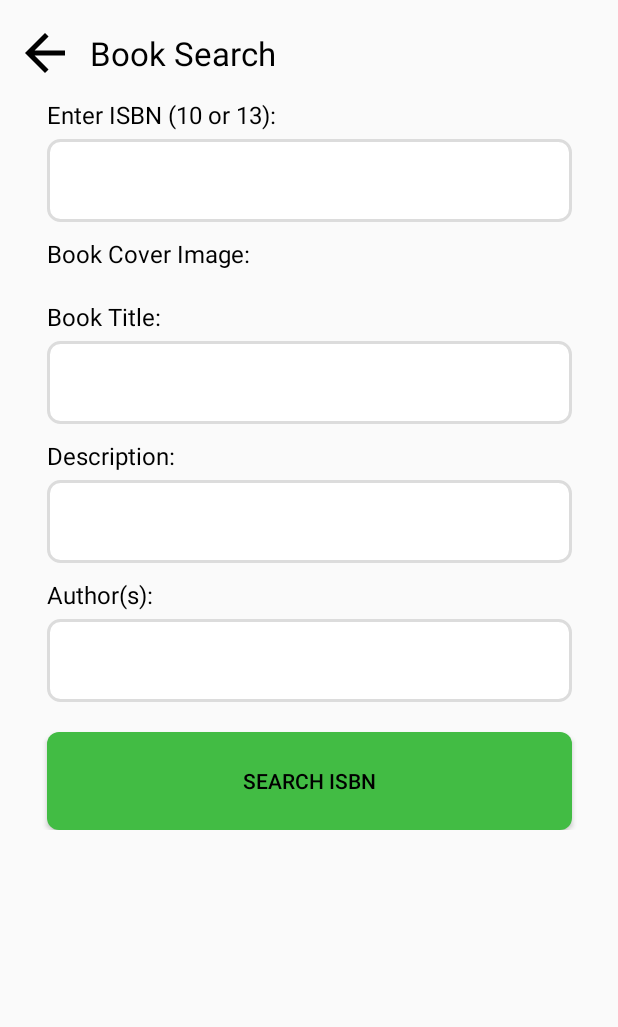
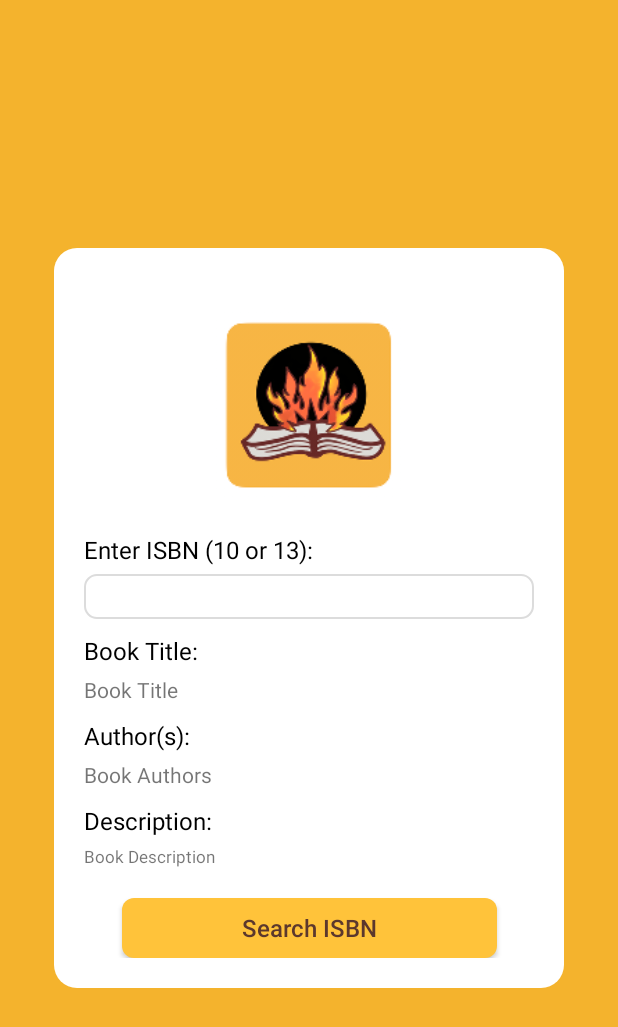
Before and after one commit to BonfireBooks/BonfireBooks, an Android app: the layout fragment_upload_book_search.xml on its own in the app's theme, with its tools: preview values and no code run, on a phone screen of 412 x 824 dp. Shown: the top 1027 px of the screen. Run offline under Robolectric (Android 15) with nearby library versions, the phone set to English and light mode, and no system bars.

Commit message:
UploadBookSearch Layout updated

```diff
--- a/app/src/main/java/com/example/bonfirebooks/UploadBookSearchFragment.java
+++ b/app/src/main/java/com/example/bonfirebooks/UploadBookSearchFragment.java
@@ -151,6 +151,18 @@ public class UploadBookSearchFragment extends Fragment {
                 }
             }
         });
+
+
+        txtV_book_description.setOnClickListener(new View.OnClickListener() {
+            @Override
+            public void onClick(View view) {
+                if (txtV_book_description.getMaxLines() == 5) {
+                    txtV_book_description.setMaxLines(15);
+                } else {
+                    txtV_book_description.setMaxLines(5);
+                }
+            }
+        });
     }
 
     private void handleSearch() {
--- /dev/null
+++ b/app/src/main/res/drawable/card_rounded.xml
@@ -0,0 +1,7 @@
+<?xml version="1.0" encoding="utf-8"?>
+<shape xmlns:android="http://schemas.android.com/apk/res/android"
+    android:shape="rectangle">
+    <corners android:radius="15dp" />
+    <solid android:color="@color/white"/>
+
+</shape>
--- a/app/src/main/res/drawable/edit_text_inputs_starting_screens.xml
+++ b/app/src/main/res/drawable/edit_text_inputs_starting_screens.xml
@@ -7,6 +7,6 @@
         android:bottomRightRadius="8dp"
         android:topLeftRadius="8dp"
         android:topRightRadius="8dp" />
-    <stroke android:width="2dp" android:color="@color/btn_outline_gray" />
+    <stroke android:width="1dp" android:color="@color/btn_outline_gray" />
     <padding android:left="10dp" android:top="4dp" android:right="4dp" android:bottom="4dp" />
 </shape>
--- a/app/src/main/res/layout/fragment_upload_book_search.xml
+++ b/app/src/main/res/layout/fragment_upload_book_search.xml
@@ -4,6 +4,7 @@
     xmlns:tools="http://schemas.android.com/tools"
     android:layout_width="match_parent"
     android:layout_height="match_parent"
+    android:background="@color/logo_orange"
     tools:context=".UploadBookSearchFragment">
 
     <ScrollView
@@ -12,77 +13,58 @@
 
         <androidx.constraintlayout.widget.ConstraintLayout
             android:layout_width="match_parent"
-        android:layout_height="match_parent">
+            android:layout_height="match_parent"
+            android:layout_gravity="center"
+            android:padding="20dp">
 
-        <Button
-            android:id="@+id/btn_back"
-            android:layout_width="40dp"
-            android:layout_height="40dp"
-            android:layout_marginStart="10dp"
-            android:layout_marginTop="15dp"
-            android:background="@drawable/ic_arrow_back"
-            android:backgroundTint="@color/black"
-            app:layout_constraintLeft_toLeftOf="parent"
-            app:layout_constraintTop_toTopOf="parent" />
-
-        <TextView
-            android:id="@+id/txtV_upload_search_book"
+            <androidx.constraintlayout.widget.ConstraintLayout
                 android:layout_width="wrap_content"
                 android:layout_height="wrap_content"
-            android:layout_marginStart="10dp"
-            android:text="@string/book_search"
-            android:textColor="@color/black"
-            android:textSize="22sp"
-            app:layout_constraintBottom_toBottomOf="@id/btn_back"
-            app:layout_constraintLeft_toRightOf="@id/btn_back"
-            app:layout_constraintTop_toTopOf="@id/btn_back" />
+                android:background="@drawable/card_rounded"
+                android:padding="20dp"
+                app:layout_constraintBottom_toBottomOf="parent"
+                app:layout_constraintLeft_toLeftOf="parent"
+                app:layout_constraintRight_toRightOf="parent"
+                app:layout_constraintTop_toTopOf="parent">
 
+                <ImageView
+                    android:id="@+id/imgV_coverImage"
+                    android:layout_width="200dp"
+                    android:layout_height="wrap_content"
+                    android:layout_marginTop="10dp"
+                    android:src="@mipmap/ic_launcher_foreground"
+                    android:contentDescription="@string/book_cover_image"
+                    android:minHeight="150dp"
+                    app:layout_constraintLeft_toLeftOf="parent"
+                    app:layout_constraintRight_toRightOf="parent"
+                    app:layout_constraintTop_toTopOf="parent" />
 
                 <TextView
                     android:id="@+id/txtV_isbn"
                     android:layout_width="wrap_content"
                     android:layout_height="wrap_content"
-            android:layout_marginTop="15dp"
+                    android:layout_marginTop="10dp"
                     android:text="@string/enter_isbn"
                     android:textColor="@color/black"
                     android:textSize="16sp"
                     app:layout_constraintLeft_toLeftOf="@id/txtE_isbn"
-            app:layout_constraintTop_toBottomOf="@id/txtV_upload_search_book" />
+                    app:layout_constraintTop_toBottomOf="@id/imgV_coverImage" />
 
                 <EditText
                     android:id="@+id/txtE_isbn"
-            android:layout_width="350dp"
-            android:layout_height="55dp"
+                    android:layout_width="300dp"
+                    android:layout_height="30dp"
                     android:layout_marginTop="5dp"
                     android:background="@drawable/edit_text_inputs_starting_screens"
                     android:hint="@string/empty"
                     android:importantForAutofill="no"
-            android:inputType="number"
+                    android:maxLength="13"
+                    android:textColor="@color/logo_brown"
                     app:layout_constraintLeft_toLeftOf="parent"
                     app:layout_constraintRight_toRightOf="parent"
                     app:layout_constraintTop_toBottomOf="@id/txtV_isbn" />
 
                 <!--    Book Details    -->
-        <TextView
-            android:id="@+id/txtV_book_img_header"
-            android:layout_width="wrap_content"
-            android:layout_height="wrap_content"
-            android:layout_marginTop="10dp"
-            android:text="Book Cover Image:"
-            android:textColor="@color/black"
-            android:textSize="16sp"
-            app:layout_constraintLeft_toLeftOf="@id/txtE_isbn"
-            app:layout_constraintTop_toBottomOf="@id/txtE_isbn" />
-
-        <ImageView
-            android:id="@+id/imgV_coverImage"
-            android:layout_width="250dp"
-            android:layout_height="wrap_content"
-            android:layout_marginTop="10dp"
-            app:layout_constraintLeft_toLeftOf="parent"
-            app:layout_constraintRight_toRightOf="parent"
-            app:layout_constraintTop_toBottomOf="@id/txtV_book_img_header"
-            />
 
                 <TextView
                     android:id="@+id/txtV_book_title_header"
@@ -92,20 +74,45 @@
                     android:text="@string/book_title"
                     android:textColor="@color/black"
                     android:textSize="16sp"
-            app:layout_constraintLeft_toLeftOf="@id/txtV_book_img_header"
-            app:layout_constraintTop_toBottomOf="@id/imgV_coverImage" />
+                    app:layout_constraintLeft_toLeftOf="@id/txtE_isbn"
+                    app:layout_constraintTop_toBottomOf="@id/txtE_isbn" />
 
                 <TextView
                     android:id="@+id/txtV_book_title"
-            android:layout_width="350dp"
+                    android:layout_width="wrap_content"
                     android:layout_height="wrap_content"
-            android:minHeight="55dp"
                     android:layout_marginTop="5dp"
-            android:background="@drawable/edit_text_inputs_starting_screens"
-            android:textColor="@color/black"
-            android:textSize="15sp"
+                    android:text="@string/book_title_plain"
+                    android:ellipsize="end"
+                    android:maxWidth="300dp"
+                    android:maxLines="2"
+                    android:textSize="14sp"
                     app:layout_constraintLeft_toLeftOf="@id/txtV_book_title_header"
                     app:layout_constraintTop_toBottomOf="@id/txtV_book_title_header" />
+
+                <TextView
+                    android:id="@+id/txtV_book_authors_header"
+                    android:layout_width="wrap_content"
+                    android:layout_height="wrap_content"
+                    android:layout_marginTop="10dp"
+                    android:text="@string/author_s"
+                    android:textColor="@color/black"
+                    android:textSize="16sp"
+                    app:layout_constraintLeft_toLeftOf="@id/txtV_book_title"
+                    app:layout_constraintTop_toBottomOf="@id/txtV_book_title" />
+
+                <TextView
+                    android:id="@+id/txtV_book_authors"
+                    android:layout_width="wrap_content"
+                    android:layout_height="wrap_content"
+                    android:layout_marginTop="5dp"
+                    android:ellipsize="end"
+                    android:text="@string/book_authors"
+                    android:maxWidth="300dp"
+                    android:maxLines="5"
+                    android:textSize="14sp"
+                    app:layout_constraintLeft_toLeftOf="@id/txtV_book_authors_header"
+                    app:layout_constraintTop_toBottomOf="@id/txtV_book_authors_header" />
 
                 <TextView
                     android:id="@+id/txtV_book_description_header"
@@ -115,73 +122,56 @@
                     android:text="@string/description"
                     android:textColor="@color/black"
                     android:textSize="16sp"
-            app:layout_constraintLeft_toLeftOf="@id/txtV_book_title"
-            app:layout_constraintTop_toBottomOf="@id/txtV_book_title" />
+                    app:layout_constraintLeft_toLeftOf="@id/txtV_book_authors"
+                    app:layout_constraintTop_toBottomOf="@id/txtV_book_authors" />
 
                 <TextView
                     android:id="@+id/txtV_book_description"
-            android:layout_width="350dp"
+                    android:layout_width="wrap_content"
                     android:layout_height="wrap_content"
-            android:minHeight="55dp"
                     android:layout_marginTop="5dp"
-            android:background="@drawable/edit_text_inputs_starting_screens"
-            android:textColor="@color/black"
-            android:textSize="15sp"
+                    android:ellipsize="end"
+                    android:text="@string/book_description"
+                    android:maxWidth="300dp"
+                    android:maxLines="5"
+                    android:textSize="11sp"
                     app:layout_constraintLeft_toLeftOf="@id/txtV_book_description_header"
                     app:layout_constraintTop_toBottomOf="@id/txtV_book_description_header" />
 
-        <TextView
-            android:id="@+id/txtV_book_authors_header"
-            android:layout_width="wrap_content"
-            android:layout_height="wrap_content"
-            android:layout_marginTop="10dp"
-            android:text="@string/author_s"
-            android:textColor="@color/black"
+                <Button
+                    android:id="@+id/btn_search_isbn"
+                    android:layout_width="250dp"
+                    android:layout_height="40dp"
+                    android:layout_marginTop="20dp"
+                    android:layout_marginBottom="20dp"
+                    android:background="@drawable/buttons_orange"
+                    android:text="@string/search_ISBN"
+                    android:textAllCaps="false"
+                    android:textColor="@color/logo_brown"
                     android:textSize="16sp"
-            app:layout_constraintLeft_toLeftOf="@id/txtV_book_description"
+                    app:layout_constraintLeft_toLeftOf="parent"
+                    app:layout_constraintRight_toRightOf="parent"
                     app:layout_constraintTop_toBottomOf="@id/txtV_book_description" />
 
-        <TextView
-            android:id="@+id/txtV_book_authors"
-            android:layout_width="350dp"
-            android:layout_height="wrap_content"
-            android:minHeight="55dp"
-            android:layout_marginTop="5dp"
-            android:background="@drawable/edit_text_inputs_starting_screens"
-            android:textColor="@color/black"
-            android:textSize="15sp"
-            app:layout_constraintLeft_toLeftOf="@id/txtV_book_authors_header"
-            app:layout_constraintTop_toBottomOf="@id/txtV_book_authors_header" />
-
                 <Button
-            android:id="@+id/btn_search_isbn"
-            android:layout_width="350dp"
-            android:layout_height="65dp"
+                    android:id="@+id/btn_finish_upload"
+                    android:layout_width="250dp"
+                    android:layout_height="40dp"
                     android:layout_marginTop="20dp"
                     android:layout_marginBottom="20dp"
-            android:background="@drawable/buttons_green"
-            android:text="@string/search_ISBN"
-            android:textColor="@color/black"
-            app:layout_constraintTop_toBottomOf="@id/txtV_book_authors"
+                    android:background="@drawable/buttons_brown"
+                    android:text="@string/finish_upload"
+                    android:textAllCaps="false"
+                    android:textColor="@color/white"
+                    android:textSize="16sp"
+                    android:visibility="gone"
                     app:layout_constraintLeft_toLeftOf="parent"
-            app:layout_constraintRight_toRightOf="parent" />
-
-        <Button
-            android:visibility="gone"
-            android:id="@+id/btn_finish_upload"
-            android:layout_width="350dp"
-            android:layout_height="65dp"
-            android:layout_marginTop="20dp"
-            android:layout_marginBottom="20dp"
-            android:background="@drawable/buttons_blue"
-            android:text="@string/finish_upload"
-            android:textColor="@color/white"
-            app:layout_constraintTop_toBottomOf="@id/btn_search_isbn"
-            app:layout_constraintLeft_toLeftOf="parent"
-            app:layout_constraintRight_toRightOf="parent" />
+                    app:layout_constraintRight_toRightOf="parent"
+                    app:layout_constraintTop_toBottomOf="@id/btn_search_isbn" />
 
             </androidx.constraintlayout.widget.ConstraintLayout>
 
+        </androidx.constraintlayout.widget.ConstraintLayout>
     </ScrollView>
 
 </FrameLayout>
--- a/app/src/main/res/values/strings.xml
+++ b/app/src/main/res/values/strings.xml
@@ -87,4 +87,8 @@
     <string name="message_owner">Message Owner</string>
     <string name="no_books_found">No Books Found</string>
     <string name="book_thumbnail">Book Thumbnail</string>
+    <string name="book_cover_image">Book Cover Image</string>
+    <string name="book_title_plain">Book Title</string>
+    <string name="book_authors">Book Authors</string>
+    <string name="book_description">Book Description</string>
 </resources>
```
Also changed, not shown: app/src/main/res/layout/fragment_upload_book.xml (+0 -11 lines). Lines whose indentation alone changed are shown as unchanged.
